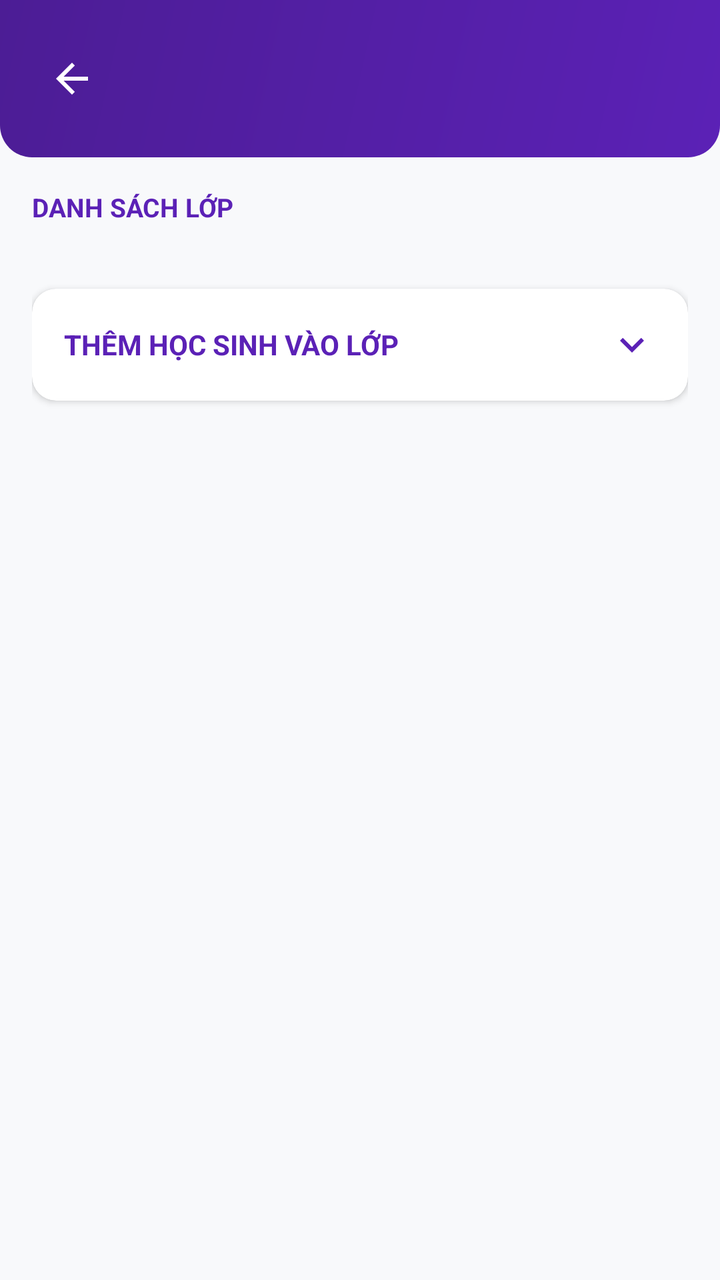
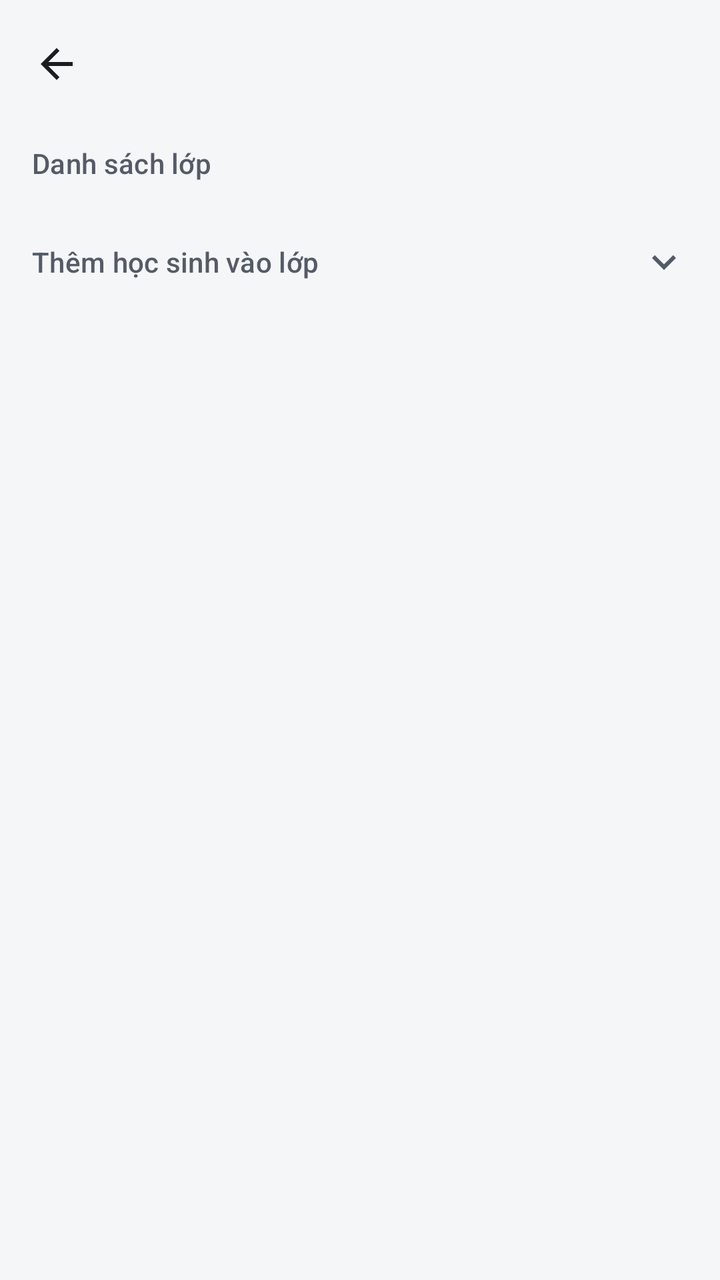

The first picture is an Android layout as it rendered before a commit; the second is the same layout after the commit. The layout source and the unified diff follow.
<!-- AndroidManifest.xml: application theme Theme.Kstudy -->
<!-- res/layout/fragment_class_roster.xml -->
<LinearLayout xmlns:android="http://schemas.android.com/apk/res/android"
    xmlns:app="http://schemas.android.com/apk/res-auto"
    android:layout_width="match_parent"
    android:layout_height="match_parent"
    android:background="@color/background"
    android:orientation="vertical">

    
    <LinearLayout
        android:id="@+id/rosterHeader"
        android:layout_width="match_parent"
        android:layout_height="wrap_content"
        android:background="@drawable/bg_gradient_blue"
        android:orientation="horizontal"
        android:gravity="center_vertical"
        android:padding="16dp">

        <ImageView
            android:id="@+id/btnBackClassRoster"
            android:layout_width="40dp"
            android:layout_height="40dp"
            android:padding="8dp"
            android:src="@drawable/ic_back"
            android:background="?android:attr/selectableItemBackgroundBorderless"
            android:contentDescription="Back" />

        <LinearLayout
            android:layout_width="0dp"
            android:layout_height="wrap_content"
            android:layout_weight="1"
            android:layout_marginStart="8dp"
            android:orientation="vertical">

            <TextView
                android:id="@+id/tvRosterSubject"
                android:layout_width="wrap_content"
                android:layout_height="wrap_content"
                android:textColor="@color/white"
                android:textSize="20sp"
                android:textStyle="bold" />

            <TextView
                android:id="@+id/tvRosterClassName"
                android:layout_width="wrap_content"
                android:layout_height="wrap_content"
                android:layout_marginTop="2dp"
                android:textColor="@color/primary_container"
                android:textSize="13sp"
                android:textStyle="bold" />
        </LinearLayout>
    </LinearLayout>

    
    <androidx.core.widget.NestedScrollView
        android:layout_width="match_parent"
        android:layout_height="0dp"
        android:layout_weight="1"
        android:fillViewport="true">

        <LinearLayout
            android:layout_width="match_parent"
            android:layout_height="wrap_content"
            android:orientation="vertical"
            android:padding="16dp">

            
            <TextView
                android:id="@+id/tvEnrolledTitle"
                android:layout_width="wrap_content"
                android:layout_height="wrap_content"
                android:text="DANH SÁCH LỚP"
                android:textColor="@color/primary"
                android:textSize="13sp"
                android:textStyle="bold" />

            <androidx.recyclerview.widget.RecyclerView
                android:id="@+id/rvEnrolledStudents"
                android:layout_width="match_parent"
                android:layout_height="wrap_content"
                android:layout_marginTop="8dp"
                android:nestedScrollingEnabled="false" />

            
            <androidx.cardview.widget.CardView
                android:id="@+id/cardToggleUnenrolled"
                android:layout_width="match_parent"
                android:layout_height="wrap_content"
                android:layout_marginTop="24dp"
                app:cardCornerRadius="12dp"
                app:cardElevation="2dp"
                app:cardBackgroundColor="@color/white"
                android:foreground="?android:attr/selectableItemBackground"
                android:clickable="true"
                android:focusable="true">

                <LinearLayout
                    android:layout_width="match_parent"
                    android:layout_height="wrap_content"
                    android:orientation="horizontal"
                    android:gravity="center_vertical"
                    android:padding="16dp">

                    <TextView
                        android:id="@+id/tvUnenrolledTitle"
                        android:layout_width="0dp"
                        android:layout_height="wrap_content"
                        android:layout_weight="1"
                        android:text="THÊM HỌC SINH VÀO LỚP"
                        android:textColor="@color/primary"
                        android:textSize="14sp"
                        android:textStyle="bold" />

                    <ImageView
                        android:id="@+id/imgUnenrolledArrow"
                        android:layout_width="24dp"
                        android:layout_height="24dp"
                        android:src="@drawable/ic_expand_more"
                        app:tint="@color/primary"
                        android:contentDescription="Toggle list" />
                </LinearLayout>
            </androidx.cardview.widget.CardView>

            <androidx.recyclerview.widget.RecyclerView
                android:id="@+id/rvNonEnrolledStudents"
                android:layout_width="match_parent"
                android:layout_height="wrap_content"
                android:layout_marginTop="12dp"
                android:nestedScrollingEnabled="false"
                android:visibility="gone"
                android:layout_marginBottom="16dp" />
        </LinearLayout>
    </androidx.core.widget.NestedScrollView>
</LinearLayout>
<!-- resources referenced by this layout -->
<resources>
  <color name="background">#F8F9FB</color>
  <color name="primary">#5B21B6</color>
  <color name="primary_container">#EDE9FE</color>
  <color name="white">#FFFFFFFF</color>
  <!-- drawable bg_gradient_blue (drawable) -->
  <?xml version="1.0" encoding="utf-8"?>
  <shape xmlns:android="http://schemas.android.com/apk/res/android"
      android:shape="rectangle">
      <gradient
          android:angle="135"
          android:endColor="@color/primary_dark"
          android:startColor="@color/primary" />
      <corners
          android:bottomLeftRadius="16dp"
          android:bottomRightRadius="16dp" />
  </shape>
  <color name="primary_dark">#4C1D95</color>
  <style name="Base.Theme.Kstudy" parent="Theme.Material3.Light.NoActionBar">
          
          <item name="colorPrimary">@color/primary</item>
          <item name="colorOnPrimary">@color/white</item>
      </style>
  <!-- unchanged entries left out for length: 3 -->
</resources>

<!-- the commit's change to res/layout/fragment_class_roster.xml (unified diff, before → after) -->
@@ -1,56 +1,42 @@
+<?xml version="1.0" encoding="utf-8"?>
 <LinearLayout xmlns:android="http://schemas.android.com/apk/res/android"
     xmlns:app="http://schemas.android.com/apk/res-auto"
     android:layout_width="match_parent"
     android:layout_height="match_parent"
-    android:background="@color/background"
+    android:background="?android:attr/colorBackground"
     android:orientation="vertical">
 
-    
     <LinearLayout
         android:id="@+id/rosterHeader"
-        android:layout_width="match_parent"
-        android:layout_height="wrap_content"
-        android:background="@drawable/bg_gradient_blue"
-        android:orientation="horizontal"
-        android:gravity="center_vertical"
-        android:padding="16dp">
+        style="@style/Widget.Kstudy.AppBar">
 
         <ImageView
             android:id="@+id/btnBackClassRoster"
-            android:layout_width="40dp"
-            android:layout_height="40dp"
-            android:padding="8dp"
-            android:src="@drawable/ic_back"
-            android:background="?android:attr/selectableItemBackgroundBorderless"
-            android:contentDescription="Back" />
+            style="@style/Widget.Kstudy.AppBar.BackButton"
+            android:contentDescription="Quay lại" />
 
         <LinearLayout
             android:layout_width="0dp"
             android:layout_height="wrap_content"
             android:layout_weight="1"
-            android:layout_marginStart="8dp"
             android:orientation="vertical">
 
             <TextView
                 android:id="@+id/tvRosterSubject"
                 android:layout_width="wrap_content"
                 android:layout_height="wrap_content"
-                android:textColor="@color/white"
-                android:textSize="20sp"
-                android:textStyle="bold" />
+                android:ellipsize="end"
+                android:maxLines="1"
+                android:textAppearance="@style/TextAppearance.Kstudy.Title" />
 
             <TextView
                 android:id="@+id/tvRosterClassName"
                 android:layout_width="wrap_content"
                 android:layout_height="wrap_content"
-                android:layout_marginTop="2dp"
-                android:textColor="@color/primary_container"
-                android:textSize="13sp"
-                android:textStyle="bold" />
+                android:textAppearance="@style/TextAppearance.Kstudy.Body.Secondary" />
         </LinearLayout>
     </LinearLayout>
 
-    
     <androidx.core.widget.NestedScrollView
         android:layout_width="match_parent"
         android:layout_height="0dp"
@@ -61,73 +47,58 @@
             android:layout_width="match_parent"
             android:layout_height="wrap_content"
             android:orientation="vertical"
-            android:padding="16dp">
+            android:paddingHorizontal="@dimen/screen_padding"
+            android:paddingBottom="24dp">
 
             
             <TextView
                 android:id="@+id/tvEnrolledTitle"
-                android:layout_width="wrap_content"
-                android:layout_height="wrap_content"
-                android:text="DANH SÁCH LỚP"
-                android:textColor="@color/primary"
-                android:textSize="13sp"
-                android:textStyle="bold" />
+                style="@style/Widget.Kstudy.SectionHeader"
+                android:layout_marginTop="8dp"
+                android:text="Danh sách lớp" />
 
             <androidx.recyclerview.widget.RecyclerView
                 android:id="@+id/rvEnrolledStudents"
                 android:layout_width="match_parent"
                 android:layout_height="wrap_content"
-                android:layout_marginTop="8dp"
                 android:nestedScrollingEnabled="false" />
 
             
-            <androidx.cardview.widget.CardView
+            <LinearLayout
                 android:id="@+id/cardToggleUnenrolled"
                 android:layout_width="match_parent"
                 android:layout_height="wrap_content"
-                android:layout_marginTop="24dp"
-                app:cardCornerRadius="12dp"
-                app:cardElevation="2dp"
-                app:cardBackgroundColor="@color/white"
-                android:foreground="?android:attr/selectableItemBackground"
+                android:layout_marginTop="8dp"
+                android:background="?attr/selectableItemBackground"
                 android:clickable="true"
-                android:focusable="true">
+                android:focusable="true"
+                android:gravity="center_vertical"
+                android:minHeight="48dp"
+                android:orientation="horizontal">
 
-                <LinearLayout
-                    android:layout_width="match_parent"
+                <TextView
+                    android:id="@+id/tvUnenrolledTitle"
+                    android:layout_width="0dp"
                     android:layout_height="wrap_content"
-                    android:orientation="horizontal"
-                    android:gravity="center_vertical"
-                    android:padding="16dp">
+                    android:layout_weight="1"
+                    android:text="Thêm học sinh vào lớp"
+                    android:textAppearance="@style/TextAppearance.Kstudy.Section" />
 
-                    <TextView
-                        android:id="@+id/tvUnenrolledTitle"
-                        android:layout_width="0dp"
-                        android:layout_height="wrap_content"
-                        android:layout_weight="1"
-                        android:text="THÊM HỌC SINH VÀO LỚP"
-                        android:textColor="@color/primary"
-                        android:textSize="14sp"
-                        android:textStyle="bold" />
-
-                    <ImageView
-                        android:id="@+id/imgUnenrolledArrow"
-                        android:layout_width="24dp"
-                        android:layout_height="24dp"
-                        android:src="@drawable/ic_expand_more"
-                        app:tint="@color/primary"
-                        android:contentDescription="Toggle list" />
-                </LinearLayout>
-            </androidx.cardview.widget.CardView>
+                <ImageView
+                    android:id="@+id/imgUnenrolledArrow"
+                    android:layout_width="24dp"
+                    android:layout_height="24dp"
+                    android:importantForAccessibility="no"
+                    android:src="@drawable/ic_expand_more"
+                    app:tint="?attr/colorOnSurfaceVariant" />
+            </LinearLayout>
 
             <androidx.recyclerview.widget.RecyclerView
                 android:id="@+id/rvNonEnrolledStudents"
                 android:layout_width="match_parent"
                 android:layout_height="wrap_content"
-                android:layout_marginTop="12dp"
                 android:nestedScrollingEnabled="false"
-                android:visibility="gone"
-                android:layout_marginBottom="16dp" />
+                android:visibility="gone" />
         </LinearLayout>
     </androidx.core.widget.NestedScrollView>
 </LinearLayout>
<!-- resource entries referenced after the edit -->
@@ -1,26 +1,156 @@
 <!-- resources referenced by this layout -->
 <resources>
-  <color name="background">#F8F9FB</color>
-  <color name="primary">#5B21B6</color>
-  <color name="primary_container">#EDE9FE</color>
-  <color name="white">#FFFFFFFF</color>
-  <!-- drawable bg_gradient_blue (drawable) -->
-  <?xml version="1.0" encoding="utf-8"?>
-  <shape xmlns:android="http://schemas.android.com/apk/res/android"
-      android:shape="rectangle">
-      <gradient
-          android:angle="135"
-          android:endColor="@color/primary_dark"
-          android:startColor="@color/primary" />
-      <corners
-          android:bottomLeftRadius="16dp"
-          android:bottomRightRadius="16dp" />
-  </shape>
-  <color name="primary_dark">#4C1D95</color>
+  <dimen name="screen_padding">16dp</dimen>
+  <style name="TextAppearance.Kstudy.Body.Secondary">
+          <item name="android:textColor">?attr/colorOnSurfaceVariant</item>
+      </style>
+  <style name="TextAppearance.Kstudy.Section" parent="TextAppearance.Material3.TitleSmall">
+          <item name="android:textColor">?attr/colorOnSurfaceVariant</item>
+      </style>
+  <style name="TextAppearance.Kstudy.Title" parent="TextAppearance.Material3.TitleLarge">
+          <item name="android:textSize">20sp</item>
+          <item name="android:fontFamily">sans-serif-medium</item>
+          <item name="fontFamily">sans-serif-medium</item>
+          <item name="android:textColor">?attr/colorOnSurface</item>
+      </style>
+  <style name="Widget.Kstudy.AppBar" parent="">
+          <item name="android:layout_width">match_parent</item>
+          <item name="android:layout_height">wrap_content</item>
+          <item name="android:minHeight">@dimen/app_bar_height</item>
+          <item name="android:orientation">horizontal</item>
+          <item name="android:gravity">center_vertical</item>
+          <item name="android:paddingStart">@dimen/screen_padding</item>
+          <item name="android:paddingEnd">@dimen/screen_padding</item>
+          <item name="android:paddingTop">8dp</item>
+          <item name="android:paddingBottom">8dp</item>
+          <item name="android:clipToPadding">false</item>
+      </style>
+  <style name="Widget.Kstudy.AppBar.BackButton" parent="">
+          <item name="android:layout_width">48dp</item>
+          <item name="android:layout_height">48dp</item>
+          <item name="android:layout_marginStart">-12dp</item>
+          <item name="android:layout_marginEnd">4dp</item>
+          <item name="android:padding">12dp</item>
+          <item name="android:src">@drawable/ic_back</item>
+          <item name="tint">?attr/colorOnSurface</item>
+          <item name="android:background">?attr/selectableItemBackgroundBorderless</item>
+      </style>
+  <style name="Widget.Kstudy.SectionHeader" parent="">
+          <item name="android:layout_width">wrap_content</item>
+          <item name="android:layout_height">wrap_content</item>
+          <item name="android:layout_marginTop">24dp</item>
+          <item name="android:layout_marginBottom">8dp</item>
+          <item name="android:textAppearance">@style/TextAppearance.Kstudy.Section</item>
+      </style>
+  <dimen name="app_bar_height">64dp</dimen>
+  <color name="background">#F5F6F8</color>
+  <color name="on_surface">#1B1D21</color>
+  <color name="surface">#FFFFFF</color>
+  <color name="surface_container">#ECEEF2</color>
+  <color name="text_secondary">#555B66</color>
+  <color name="surface_inverse">#2F3237</color>
+  <color name="on_surface_inverse">#F1F2F4</color>
+  <color name="surface_dim">#DCDEE3</color>
+  <color name="surface_container_low">#F5F6F8</color>
+  <color name="surface_container_high">#E4E7EC</color>
+  <color name="outline">#7A808C</color>
+  <color name="outline_variant">#DDE0E6</color>
+  <color name="error">#B3261E</color>
+  <color name="error_container">#FBEAE8</color>
+  <color name="on_error_container">#5F1410</color>
+  <dimen name="radius_control">8dp</dimen>
+  <dimen name="radius_container">12dp</dimen>
+  <style name="Widget.Kstudy.Button" parent="Widget.Material3.Button">
+          <item name="shapeAppearanceOverlay">@style/ShapeAppearanceOverlay.Kstudy.Control</item>
+      </style>
+  <style name="Widget.Kstudy.Button.Outlined" parent="Widget.Material3.Button.OutlinedButton">
+          <item name="shapeAppearanceOverlay">@style/ShapeAppearanceOverlay.Kstudy.Control</item>
+      </style>
+  <style name="Widget.Kstudy.Button.Text" parent="Widget.Material3.Button.TextButton">
+          <item name="shapeAppearanceOverlay">@style/ShapeAppearanceOverlay.Kstudy.Control</item>
+          <item name="android:minWidth">56dp</item>
+      </style>
+  <style name="ThemeOverlay.Kstudy.MaterialAlertDialog" parent="ThemeOverlay.Material3.MaterialAlertDialog">
+          <item name="alertDialogStyle">@style/MaterialAlertDialog.Kstudy</item>
+          <item name="buttonBarPositiveButtonStyle">@style/Widget.Kstudy.Button.Text.Dialog</item>
+          <item name="buttonBarNegativeButtonStyle">@style/Widget.Kstudy.Button.Text.Dialog</item>
+          <item name="buttonBarNeutralButtonStyle">@style/Widget.Kstudy.Button.Text.Dialog.Flush</item>
+      </style>
+  <style name="ShapeAppearanceOverlay.Kstudy.Control" parent="">
+          <item name="cornerFamily">rounded</item>
+          <item name="cornerSize">@dimen/radius_control</item>
+      </style>
+  <style name="MaterialAlertDialog.Kstudy" parent="MaterialAlertDialog.Material3">
+          <item name="backgroundTint">?attr/colorSurface</item>
+      </style>
+  <style name="Widget.Kstudy.Button.Text.Dialog" parent="Widget.Material3.Button.TextButton.Dialog">
+          <item name="shapeAppearanceOverlay">@style/ShapeAppearanceOverlay.Kstudy.Control</item>
+      </style>
+  <style name="Widget.Kstudy.Button.Text.Dialog.Flush">
+          <item name="android:layout_marginStart">0dp</item>
+          <item name="android:layout_marginLeft">0dp</item>
+      </style>
+  <color name="primary">#1F3A5F</color>
+  <color name="on_primary">#FFFFFF</color>
+  <color name="primary_container">#E2E9F3</color>
+  <color name="on_primary_container">#14263F</color>
+  <color name="primary_inverse">#A9C1E3</color>
+  <color name="secondary">#56606E</color>
+  <color name="secondary_container">#E7EAEF</color>
+  <color name="on_secondary_container">#1C2430</color>
   <style name="Base.Theme.Kstudy" parent="Theme.Material3.Light.NoActionBar">
           
           <item name="colorPrimary">@color/primary</item>
-          <item name="colorOnPrimary">@color/white</item>
+          <item name="colorOnPrimary">@color/on_primary</item>
+          <item name="colorPrimaryContainer">@color/primary_container</item>
+          <item name="colorOnPrimaryContainer">@color/on_primary_container</item>
+          <item name="colorPrimaryInverse">@color/primary_inverse</item>
+          <item name="colorSecondary">@color/secondary</item>
+          <item name="colorOnSecondary">@color/on_primary</item>
+          <item name="colorSecondaryContainer">@color/secondary_container</item>
+          <item name="colorOnSecondaryContainer">@color/on_secondary_container</item>
+          <item name="colorTertiary">@color/secondary</item>
+          <item name="colorOnTertiary">@color/on_primary</item>
+          <item name="colorTertiaryContainer">@color/secondary_container</item>
+          <item name="colorOnTertiaryContainer">@color/on_secondary_container</item>
+          <item name="android:colorBackground">@color/background</item>
+          <item name="colorOnBackground">@color/on_surface</item>
+          <item name="colorSurface">@color/surface</item>
+          <item name="colorOnSurface">@color/on_surface</item>
+          <item name="colorSurfaceVariant">@color/surface_container</item>
+          <item name="colorOnSurfaceVariant">@color/text_secondary</item>
+          <item name="colorSurfaceInverse">@color/surface_inverse</item>
+          <item name="colorOnSurfaceInverse">@color/on_surface_inverse</item>
+          <item name="colorSurfaceBright">@color/surface</item>
+          <item name="colorSurfaceDim">@color/surface_dim</item>
+          <item name="colorSurfaceContainerLowest">@color/surface</item>
+          <item name="colorSurfaceContainerLow">@color/surface_container_low</item>
+          <item name="colorSurfaceContainer">@color/surface_container</item>
+          <item name="colorSurfaceContainerHigh">@color/surface_container_high</item>
+          <item name="colorSurfaceContainerHighest">@color/surface_container_high</item>
+          <item name="colorOutline">@color/outline</item>
+          <item name="colorOutlineVariant">@color/outline_variant</item>
+          <item name="colorError">@color/error</item>
+          <item name="colorOnError">@color/on_primary</item>
+          <item name="colorErrorContainer">@color/error_container</item>
+          <item name="colorOnErrorContainer">@color/on_error_container</item>
+  
+          
+          <item name="elevationOverlayEnabled">false</item>
+  
+          
+          <item name="shapeCornerSizeExtraSmall">@dimen/radius_control</item>
+          <item name="shapeCornerSizeSmall">@dimen/radius_control</item>
+          <item name="shapeCornerSizeMedium">@dimen/radius_container</item>
+          <item name="shapeCornerSizeLarge">@dimen/radius_container</item>
+          <item name="shapeCornerSizeLargeIncreased">@dimen/radius_container</item>
+          <item name="shapeCornerSizeExtraLarge">@dimen/radius_container</item>
+          <item name="shapeCornerSizeExtraLargeIncreased">@dimen/radius_container</item>
+  
+          <item name="materialButtonStyle">@style/Widget.Kstudy.Button</item>
+          <item name="materialButtonOutlinedStyle">@style/Widget.Kstudy.Button.Outlined</item>
+          <item name="borderlessButtonStyle">@style/Widget.Kstudy.Button.Text</item>
+          <item name="materialAlertDialogTheme">@style/ThemeOverlay.Kstudy.MaterialAlertDialog</item>
       </style>
   <!-- unchanged entries left out for length: 3 -->
 </resources>
